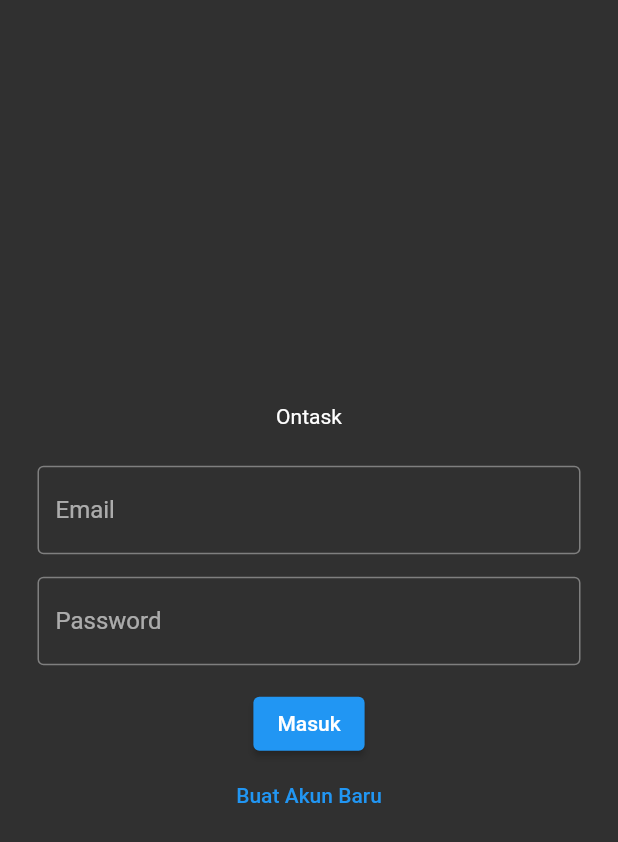
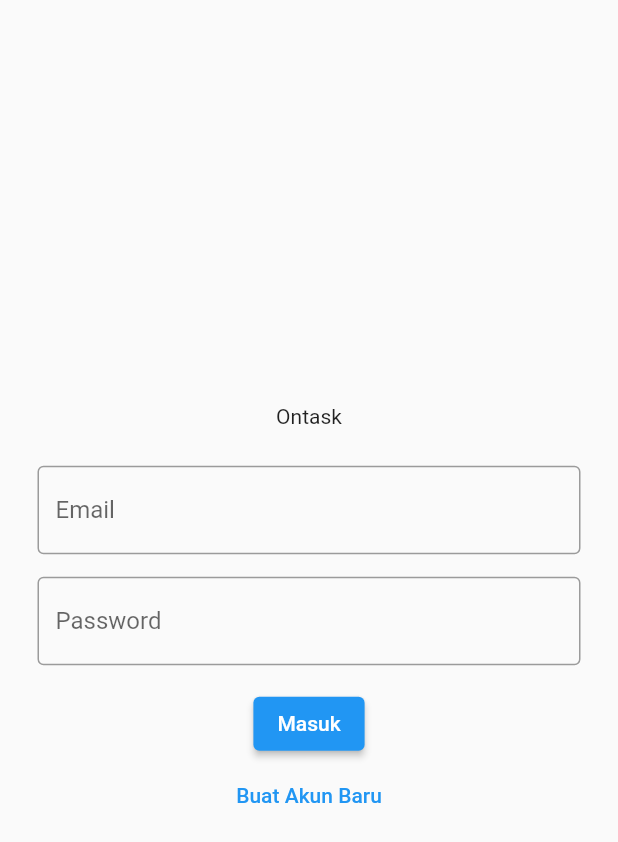
Before and after one commit to fanolans/ontask, a Flutter app: the screen it shows after launch, on a phone screen of 412 x 824 dp. Shown: the top 842 px of the screen. Run offline on Flutter 3.47's test engine with Material 2 defaults, Android fonts, the phone set to English and light mode, and no system bars; our stand-ins replace cloud_firestore, firebase_auth, firebase_core; accounts and stored records are empty.

Commit message:
change theme data

```diff
--- a/lib/main.dart
+++ b/lib/main.dart
@@ -18,7 +18,9 @@ class MyApp extends StatelessWidget {
   Widget build(BuildContext context) {
     return MaterialApp(
       title: 'Ontask',
-      theme: ThemeData.dark(),
+      theme: ThemeData(
+        primarySwatch: Colors.blue,
+      ),
       home: StreamBuilder(
         stream: FirebaseAuth.instance.authStateChanges(),
         builder: (context, authSnapshot) {
```
